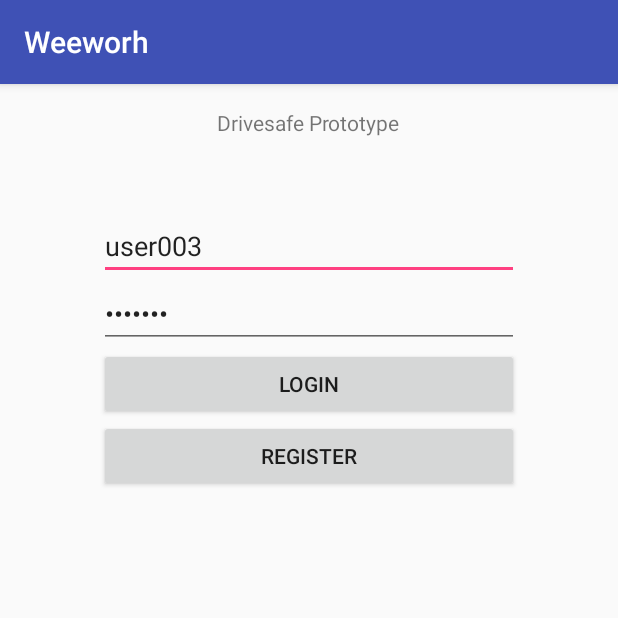
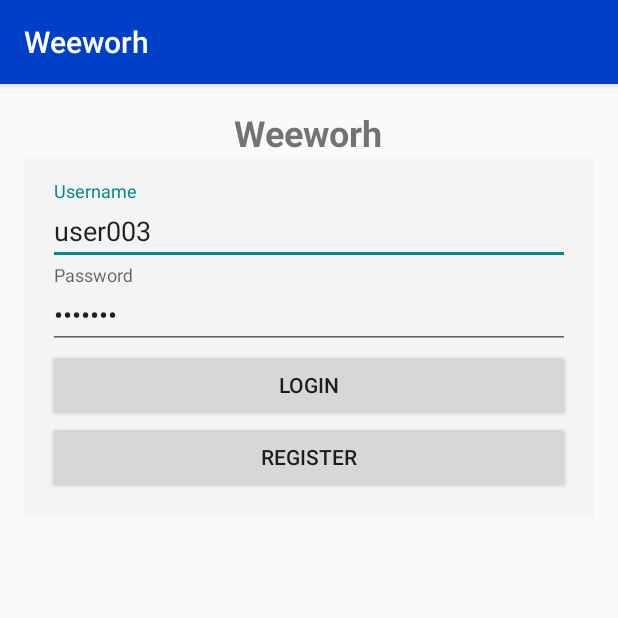
Before and after one commit to Nata8ify/Drivesafe-App-Driver, an Android app: the screen it shows after launch (LoginActivity), on a phone screen of 412 x 824 dp, the top half of it. Run offline under Robolectric (Android 15) with nearby library versions, the phone set to English and light mode, and no system bars; our stand-ins replace ButterKnife.

Commit message:
IMPROVE Login UI and Imorting Android Support Library

```diff
--- a/app/build.gradle
+++ b/app/build.gradle
@@ -29,6 +29,7 @@ dependencies {
     })
 
     compile 'com.android.support:appcompat-v7:25.1.0'
+    compile 'com.android.support:design:22.2.1'
     compile 'com.jakewharton:butterknife:8.5.1'
     compile 'com.koushikdutta.ion:ion:2.+'
     compile 'com.google.code.gson:gson:2.2.4'
--- a/app/src/main/res/layout/activity_login.xml
+++ b/app/src/main/res/layout/activity_login.xml
@@ -4,51 +4,70 @@
     android:id="@+id/activity_login"
     android:layout_width="match_parent"
     android:layout_height="match_parent"
+    android:orientation="vertical"
     android:paddingBottom="@dimen/activity_vertical_margin"
     android:paddingLeft="@dimen/activity_horizontal_margin"
     android:paddingRight="@dimen/activity_horizontal_margin"
     android:paddingTop="@dimen/activity_vertical_margin"
-    android:orientation="vertical"
     tools:context="com.senior.g40.drivesafe.LoginActivity">
 
     <TextView
         android:layout_width="wrap_content"
         android:layout_height="wrap_content"
-        android:text="Drivesafe Prototype"
-        android:layout_gravity="center"/>
+        android:layout_gravity="center"
+        android:text="@string/app_name"
+        android:textSize="24dp"
+        android:textStyle="bold" />
+
     <LinearLayout
         android:layout_width="match_parent"
         android:layout_height="wrap_content"
+        android:background="#f4f4f4"
         android:orientation="vertical"
-        android:padding="50dp">
+        android:padding="16dp">
+
         <TextView
+            android:id="@+id/txt_headMessage"
             android:layout_width="wrap_content"
             android:layout_height="wrap_content"
-            android:id="@+id/txt_headMessage"
             android:textColor="#f00"
-            android:visibility="gone"/>
+            android:visibility="gone" />
+
+        <android.support.design.widget.TextInputLayout
+            android:layout_width="match_parent"
+            android:layout_height="wrap_content">
+
             <EditText
+                android:id="@+id/edtxt_loginUsername"
                 android:layout_width="match_parent"
                 android:layout_height="wrap_content"
                 android:hint="@string/login_username"
-            android:text="user003"
-            android:id="@+id/edtxt_loginUsername"/>
+                android:text="user003" />
+        </android.support.design.widget.TextInputLayout>
+
+        <android.support.design.widget.TextInputLayout
+            android:layout_width="match_parent"
+            android:layout_height="wrap_content">
+
             <EditText
+                android:id="@+id/edtxt_loginPassword"
                 android:layout_width="match_parent"
                 android:layout_height="wrap_content"
+                android:hint="@string/login_password"
                 android:inputType="textPassword"
-            android:hint="@string/login_password"
-            android:text="user003"
-            android:id="@+id/edtxt_loginPassword"/>
+                android:text="user003" />
+        </android.support.design.widget.TextInputLayout>
+
         <Button
+            android:id="@+id/btn_login"
             android:layout_width="match_parent"
             android:layout_height="wrap_content"
-            android:id="@+id/btn_login"
-            android:text="@string/login_login"/>
+            android:text="@string/login_login" />
+
         <Button
+            android:id="@+id/btn_register"
             android:layout_width="match_parent"
             android:layout_height="wrap_content"
-            android:id="@+id/btn_register"
-            android:text="@string/login_register"/>
+            android:text="@string/login_register" />
     </LinearLayout>
 </LinearLayout>
--- a/app/src/main/res/values/colors.xml
+++ b/app/src/main/res/values/colors.xml
@@ -1,6 +1,6 @@
 <?xml version="1.0" encoding="utf-8"?>
 <resources>
-    <color name="colorPrimary">#3F51B5</color>
-    <color name="colorPrimaryDark">#303F9F</color>
-    <color name="colorAccent">#FF4081</color>
+    <color name="colorPrimary">#003fc7</color>
+    <color name="colorPrimaryDark">#00129b</color>
+    <color name="colorAccent">#008987</color>
 </resources>
--- a/build.gradle
+++ b/build.gradle
@@ -3,6 +3,9 @@
 buildscript {
     repositories {
         jcenter()
+        maven {
+            url "https://maven.google.com"
+        }
     }
     dependencies {
         classpath 'com.android.tools.build:gradle:2.3.3'
```
Lines whose indentation alone changed are shown as unchanged.
